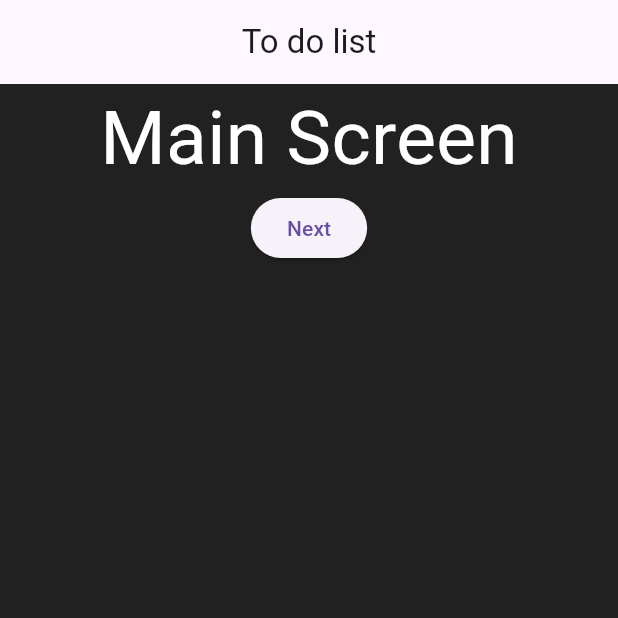
After one commit to VladislavZhyliakov/to_do_app, a Flutter app: the screen it shows after launch, on a phone screen of 412 x 824 dp, the top half of it. The commit adds this screen. Run offline on Flutter 3.47's test engine with Material 3 defaults, Android fonts, the phone set to English and light mode, and no system bars.

Commit message:
V.0.0.2. Added main page and navigation menu.

```diff
--- /dev/null
+++ b/lib/pages/main_screen.dart
@@ -0,0 +1,26 @@
+import 'package:flutter/material.dart';
+
+class MainScreen extends StatelessWidget {
+  const MainScreen({super.key});
+
+  @override
+  Widget build(BuildContext context) {
+    return Scaffold(
+      backgroundColor: Colors.grey[900],
+      appBar: AppBar(
+        title: const Text('To do list'),
+        centerTitle: true,
+      ),
+      body: Center(
+        child: Column(
+          children: [
+            const Text('Main Screen', style: TextStyle(color: Colors.white, fontSize: 50),),
+            ElevatedButton(onPressed: (){
+              Navigator.pushReplacementNamed(context, '/todo');
+            }, child: const Text('Next'))
+          ]
+        )
+      )
+    );
+  }
+}
```
Also changed, not shown: lib/main.dart (+7 -2 lines), lib/pages/home.dart (+22 -0 lines).
